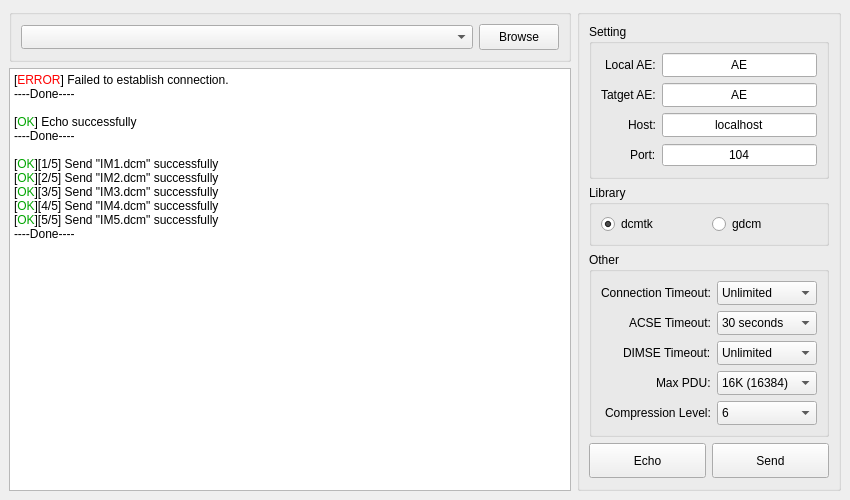
Before: the Qt Designer form DicomSender/mainwindow.ui in khangthk/DicomSender, drawn with Qt 5.
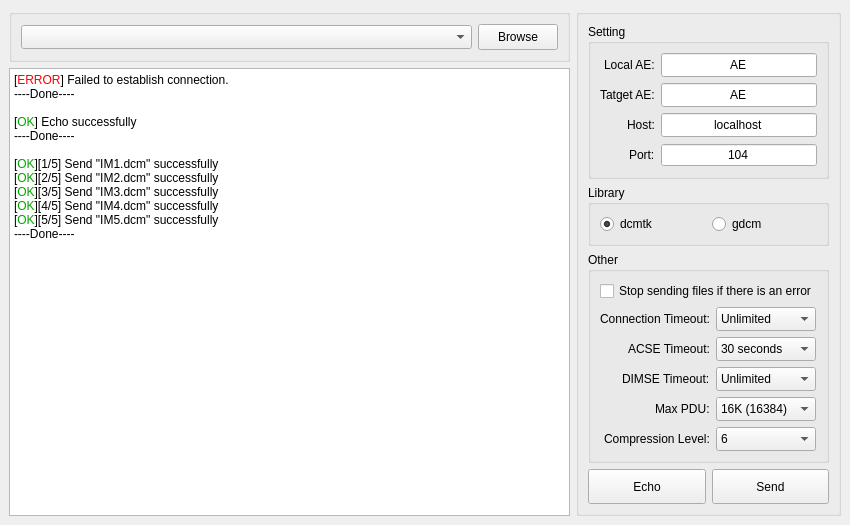
After: the same form once the commit is applied.

Commit message: [sender] Update echo and send functions for gdcm. Add an option in other settings group to stop sending files on error

What changed in the file:
```diff
--- a/DicomSender/mainwindow.ui
+++ b/DicomSender/mainwindow.ui
@@ -51,6 +51,9 @@
       </item>
       <item>
        <widget class="QTextEdit" name="textEditLog">
+        <property name="lineWrapMode">
+         <enum>QTextEdit::NoWrap</enum>
+        </property>
         <property name="readOnly">
          <bool>true</bool>
         </property>
@@ -176,7 +179,7 @@
              <set>Qt::AlignCenter</set>
             </property>
             <property name="placeholderText">
-             <string>IP Address</string>
+             <string>IP Address/Computer Name</string>
             </property>
            </widget>
           </item>
@@ -253,14 +256,14 @@
           <property name="labelAlignment">
            <set>Qt::AlignRight|Qt::AlignTrailing|Qt::AlignVCenter</set>
           </property>
-          <item row="0" column="0">
+          <item row="1" column="0">
            <widget class="QLabel" name="labelConnectionTimeout">
             <property name="text">
              <string>Connection Timeout:</string>
             </property>
            </widget>
           </item>
-          <item row="0" column="1">
+          <item row="1" column="1">
            <widget class="QComboBox" name="comboBoxConnectionTimeout">
             <property name="minimumSize">
              <size>
@@ -279,6 +282,11 @@
               <string>Unlimited</string>
              </property>
             </item>
+            <item>
+             <property name="text">
+              <string>3 seconds</string>
+             </property>
+            </item>
             <item>
              <property name="text">
               <string>10 seconds</string>
@@ -326,14 +334,14 @@
             </item>
            </widget>
           </item>
-          <item row="1" column="0">
+          <item row="2" column="0">
            <widget class="QLabel" name="labelACSETimeout">
             <property name="text">
              <string>ACSE Timeout:</string>
             </property>
            </widget>
           </item>
-          <item row="1" column="1">
+          <item row="2" column="1">
            <widget class="QComboBox" name="comboBoxACSETimeout">
             <property name="minimumSize">
              <size>
@@ -351,8 +359,13 @@
              <string>30 seconds</string>
             </property>
             <property name="currentIndex">
-             <number>2</number>
+             <number>3</number>
             </property>
+            <item>
+             <property name="text">
+              <string>3 seconds</string>
+             </property>
+            </item>
             <item>
              <property name="text">
               <string>10 seconds</string>
@@ -400,14 +413,14 @@
             </item>
            </widget>
           </item>
-          <item row="2" column="0">
+          <item row="3" column="0">
            <widget class="QLabel" name="labelDIMSETimeout">
             <property name="text">
              <string>DIMSE Timeout:</string>
             </property>
            </widget>
           </item>
-          <item row="2" column="1">
+          <item row="3" column="1">
            <widget class="QComboBox" name="comboBoxDIMSETimeout">
             <property name="minimumSize">
              <size>
@@ -426,6 +439,11 @@
               <string>Unlimited</string>
              </property>
             </item>
+            <item>
+             <property name="text">
+              <string>3 seconds</string>
+             </property>
+            </item>
             <item>
              <property name="text">
               <string>10 seconds</string>
@@ -473,14 +491,14 @@
             </item>
            </widget>
           </item>
-          <item row="3" column="0">
+          <item row="4" column="0">
            <widget class="QLabel" name="labelMaxDPU">
             <property name="text">
              <string>Max PDU:</string>
             </property>
            </widget>
           </item>
-          <item row="3" column="1">
+          <item row="4" column="1">
            <widget class="QComboBox" name="comboBoxMaxPDU">
             <property name="minimumSize">
              <size>
@@ -662,14 +680,14 @@
             </item>
            </widget>
           </item>
-          <item row="4" column="0">
+          <item row="5" column="0">
            <widget class="QLabel" name="labelCompressionLevel">
             <property name="text">
              <string>Compression Level:</string>
             </property>
            </widget>
           </item>
-          <item row="4" column="1">
+          <item row="5" column="1">
            <widget class="QComboBox" name="comboBoxCompressionLevel">
             <property name="minimumSize">
              <size>
@@ -741,6 +759,13 @@
             </item>
            </widget>
           </item>
+          <item row="0" column="0" colspan="2">
+           <widget class="QCheckBox" name="checkBoxStopWhenError">
+            <property name="text">
+             <string>Stop sending files if there is an error</string>
+            </property>
+           </widget>
+          </item>
          </layout>
         </widget>
        </item>
```
The commit also changes 4 other files.
